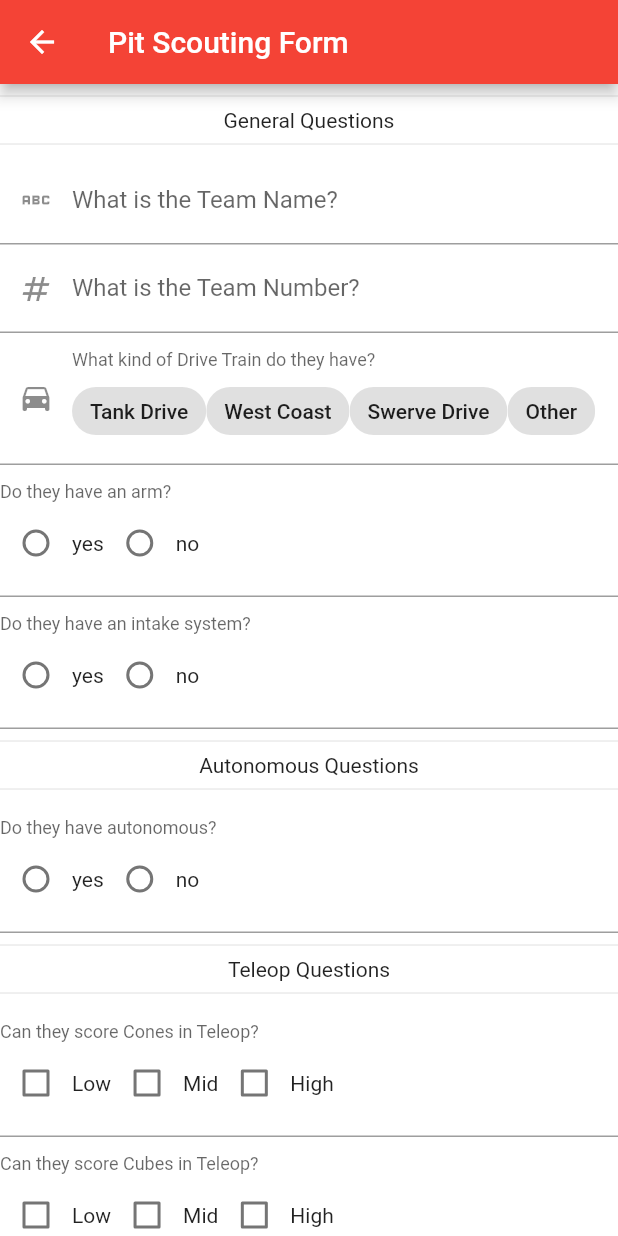
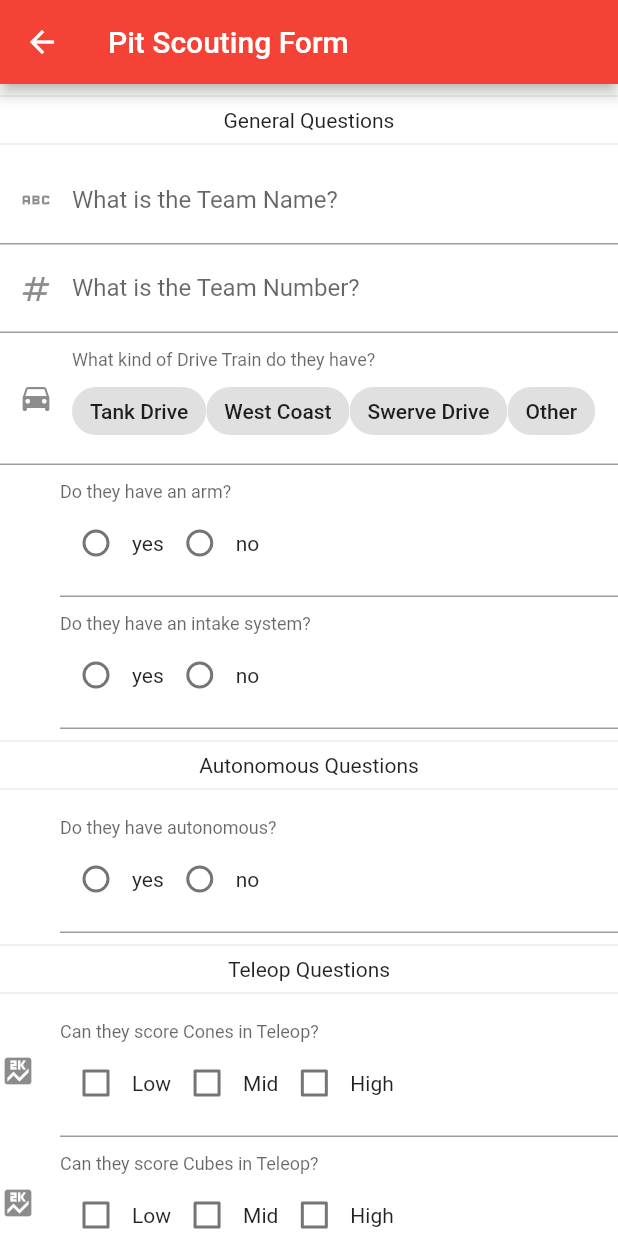
Before and after one commit to frc4451/GarageScouter, a Flutter app: the FormsTest screen opened directly, on a phone screen of 412 x 824 dp. Run offline on Flutter 3.47's test engine with Material 2 defaults, Android fonts, the phone set to English and light mode, and no system bars; drawn by our look-alikes of flutter_form_builder; our stand-ins replace csv, file_picker, form_builder_validators, image_picker, permission_handler, qr_flutter and 1 more; missing offline and left inert: flutter_archive, flutter_file_dialog, ml_dataframe, mobile_scanner, sanitize_filename; accounts and stored records are empty.

Commit message:
Clean up icons

```diff
--- a/lib/components/forms/conditional_hidden_field.dart
+++ b/lib/components/forms/conditional_hidden_field.dart
@@ -52,8 +52,8 @@ class _ConditionalHiddenTextFieldState
         child: FormBuilderTextField(
           name: widget.name,
           initialValue: widget.initialValue,
-          decoration: const InputDecoration(
-              labelText:
+          decoration: InputDecoration(
+              labelText: widget.label ??
                   "Describe the Drive Train to the best of your ability"),
           maxLength: widget.maxLength,
           maxLines: widget.maxLines,
--- a/lib/components/forms/radio_helpers.dart
+++ b/lib/components/forms/radio_helpers.dart
@@ -15,6 +15,8 @@ class RadioButtonInputs extends StatelessWidget {
 
   final void Function(String?)? onChanged;
 
+  final IconData? icon;
+
   const RadioButtonInputs(
       {super.key,
       required this.name,
@@ -23,13 +25,14 @@ class RadioButtonInputs extends StatelessWidget {
       this.initialValue,
       this.validators,
       this.autovalidateMode,
-      this.onChanged});
+      this.onChanged,
+      this.icon});
 
   @override
   Widget build(BuildContext context) {
     return FormBuilderRadioGroup(
       name: name,
-      decoration: InputDecoration(label: Text(label)),
+      decoration: InputDecoration(label: Text(label), icon: Icon(icon)),
       options: options
           .map((e) => FormBuilderFieldOption(value: e, child: Text(e)))
           .toList(growable: false),
@@ -49,6 +52,7 @@ class YesOrNoAnswers extends StatelessWidget {
   final String? Function(dynamic)? validators;
   final AutovalidateMode? autovalidateMode;
   final void Function(String?)? onChanged;
+  final IconData? icon;
 
   const YesOrNoAnswers(
       {super.key,
@@ -57,7 +61,8 @@ class YesOrNoAnswers extends StatelessWidget {
       this.initialValue,
       this.validators,
       this.autovalidateMode,
-      this.onChanged});
+      this.onChanged,
+      this.icon});
 
   @override
   Widget build(BuildContext context) {
@@ -69,7 +74,7 @@ class YesOrNoAnswers extends StatelessWidget {
         autovalidateMode: autovalidateMode,
         validators: validators,
         onChanged: onChanged,
-    );
+        icon: icon);
   }
 }
 
--- a/lib/pages/pit_scouting_form.dart
+++ b/lib/pages/pit_scouting_form.dart
@@ -297,6 +297,7 @@ class _FormsTestState extends State<FormsTest> {
                                 label: "Do they have an arm?",
                                 initialValue: pitData['has_arm'],
                                 validators: FormBuilderValidators.required(),
+                                onChanged: _saveFormState,
                                 autovalidateMode:
                                     AutovalidateMode.onUserInteraction,
                               ),
@@ -396,6 +397,7 @@ class _FormsTestState extends State<FormsTest> {
                                 name: "teleop_score_cones",
                                 initialValue: pitData['teleop_score_cones'],
                                 decoration: const InputDecoration(
+                                    icon: Icon(Icons.score),
                                     labelText:
                                         "Can they score Cones in Teleop?"),
                                 options: ["Low", "Mid", "High"]
@@ -407,6 +409,7 @@ class _FormsTestState extends State<FormsTest> {
                                 name: "teleop_score_cubes",
                                 initialValue: pitData['teleop_score_cubes'],
                                 decoration: const InputDecoration(
+                                    icon: Icon(Icons.score),
                                     labelText:
                                         "Can they score Cubes in Teleop?"),
                                 options: ["Low", "Mid", "High"]
@@ -433,6 +436,7 @@ class _FormsTestState extends State<FormsTest> {
                               const Text("Endgame Questions"),
                               const Divider(),
                               YesOrNoAnswers(
+                                icon: Icons.balance,
                                 name: "endgame_balance",
                                 label: "Can they balance in autonomous?",
                                 initialValue: pitData['endgame_balance'],
```
Lines whose indentation alone changed are shown as unchanged.
